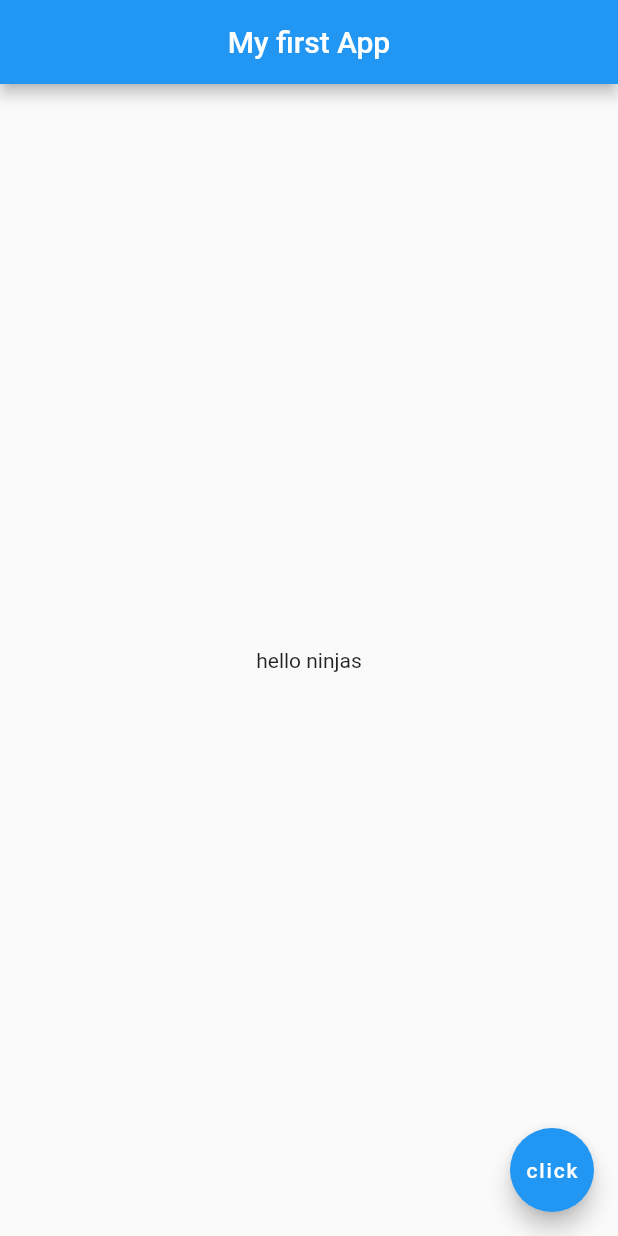
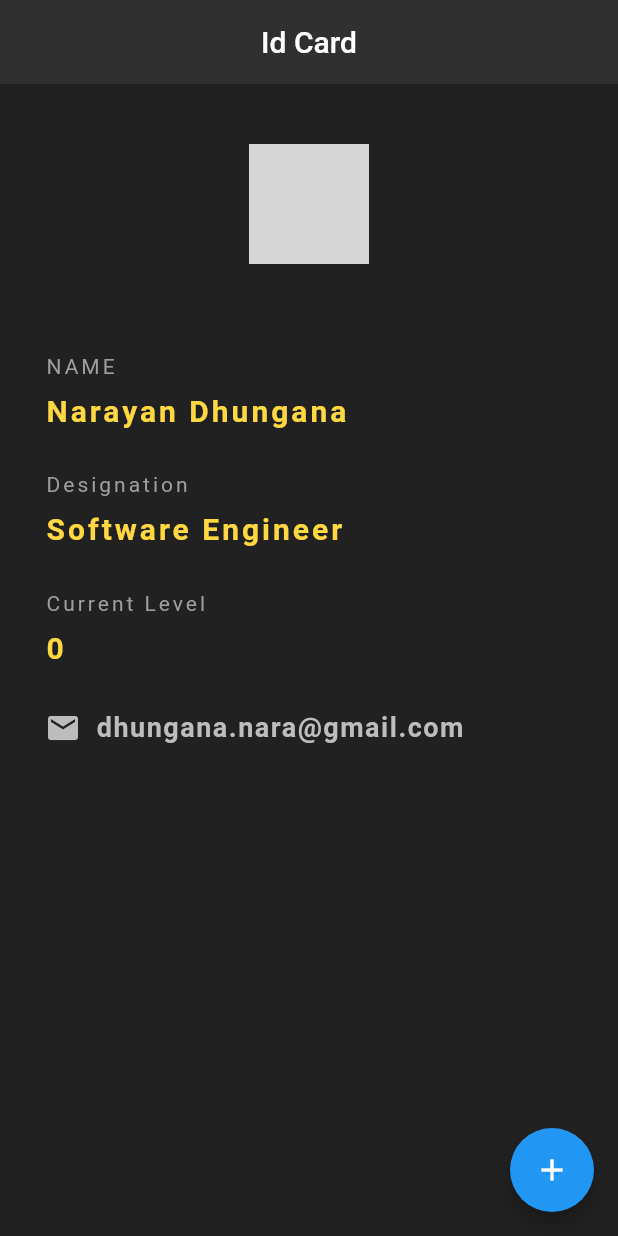
Before and after one commit to codenarayan/flutteridproject, a Flutter app: the screen it shows after launch, on a phone screen of 412 x 824 dp. Run offline on Flutter 3.47's test engine with Material 2 defaults, Android fonts, the phone set to English and light mode, and no system bars; missing offline and left inert: dart:ffi; grey boxes are pictures that could not be loaded.

Commit message:
Id project with dynamic designation level

```diff
--- a/lib/main.dart
+++ b/lib/main.dart
@@ -2,26 +2,165 @@ import 'dart:ffi';
 
 import 'package:flutter/material.dart';
 
-void main () => runApp(MaterialApp(    //materail app as our root widget which acts as a wrapper for rest of our app
+void main() {
+  runApp(MaterialApp(
 
-  home:Scaffold(   //acts as a layout for app
+    home: NinjaCard(),
 
-    appBar: AppBar(
-      title: Text('My first App'),
-      centerTitle: true,
-    ),
+  ));
+}
 
-    body: Center(
-      child: Text('hello ninjas'),
-    ),
-    floatingActionButton:FloatingActionButton(
-      onPressed: () {  },
-      child: Text('click') ,
-    ) ,
+  class NinjaCard  extends StatefulWidget {
+
+  @override
+  State<NinjaCard> createState() => _NinjaCardState();
+}
+
+class _NinjaCardState extends State<NinjaCard> {
+
+  int currentlevel = 0;
+    @override
+    Widget build(BuildContext context) {
+      return Scaffold(
+        backgroundColor: Colors.grey[900],
+        appBar: AppBar(
+          title: Text('Id Card'),
+          centerTitle: true,
+          backgroundColor: Colors.grey[850],
+          elevation: 0,
+
+        ),
+        floatingActionButton: FloatingActionButton(
+          onPressed: () {
+            setState(() {
+              currentlevel +=1;
+            });
+          },
+
+          child: Icon(Icons.add),
+          backgroundColor: Colors.blue,
+
+        ),
+        body:Padding(
+
+          padding: EdgeInsets.fromLTRB(30, 40, 30, 0),
+          child: Column(
+            crossAxisAlignment: CrossAxisAlignment.start ,
+
+            children: <Widget>[
+
+              Center(
+                child: CircleAvatar(
+                  backgroundImage: AssetImage('android/assets/narayan_dhungana.jpg'),
+                  radius: 40,
+                ),
+              ),
+              Divider(
+                height: 60,
+                color: Colors.grey[900],
+              ),
 
 
-  ) ,   // home properties which specify what is gonna be inside home
+              Text(
+                'NAME',
+                style: TextStyle(
+                  color: Colors.grey,
+                  letterSpacing: 2,
+
+                ),
+              ),
+              SizedBox(
+                height: 10,
+              ),
+              Text(
+                'Narayan Dhungana',
+                style: TextStyle(
+                  color: Colors.amberAccent[200],
+                  letterSpacing: 2,
+                  fontSize: 20,
+                  fontWeight: FontWeight.bold,
+
+                ),
+              ),
+              SizedBox(
+                height: 30,
+              ),
+              Text(
+                'Designation',
+                style: TextStyle(
+                  color: Colors.grey,
+                  letterSpacing: 2,
+
+                ),
+              ),
+              SizedBox(
+                height: 10,
+              ),
+              Text(
+                'Software Engineer',
+                style: TextStyle(
+                  color: Colors.amberAccent[200],
+                  letterSpacing: 2,
+                  fontSize: 20,
+                  fontWeight: FontWeight.bold,
+
+                ),
+              ),
+              SizedBox(
+                height: 30,
+              ),
+              Text(
+                'Current Level',
+                style: TextStyle(
+                  color: Colors.grey,
+                  letterSpacing: 2,
+
+                ),
+              ),
+              SizedBox(
+                height: 10,
+              ),
+              Text(
+                '$currentlevel',
+                style: TextStyle(
+                  color: Colors.amberAccent[200],
+                  letterSpacing: 2,
+                  fontSize: 20,
+                  fontWeight: FontWeight.bold,
+
+                ),
+              ),
+              SizedBox(
+                height: 30,
+              ),
+
+              Row(
+                children: <Widget> [
+                  Icon(
+                  Icons.email,
+                  color: Colors.grey[400],
+                  ),
+                  SizedBox(
+                    width: 10,
+                  ),
+                  Text(
+                    'dhungana.nara@gmail.com',
+                    style: TextStyle(
+                      color: Colors.grey[400],
+                      letterSpacing: 1,
+                      fontSize: 18,
+                      fontWeight: FontWeight.bold,
+
+                    ),
+                  ),
 
 
 
-));
+                ],
+              ),
+            ],
+          ),
+        ),
+      );
+    }
+}
```
Also changed, not shown: pubspec.yaml (+11 -14 lines), pubspec.lock, 5 other files.
